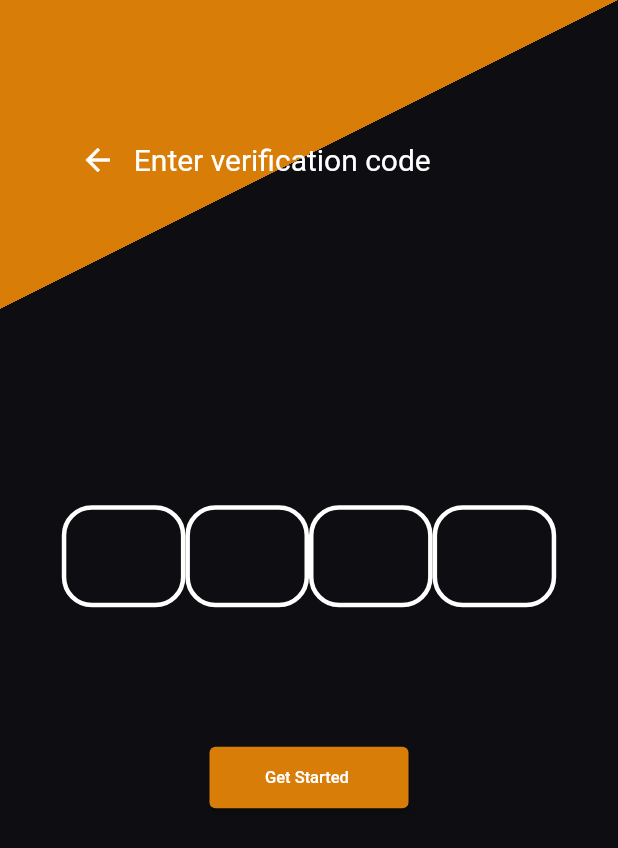
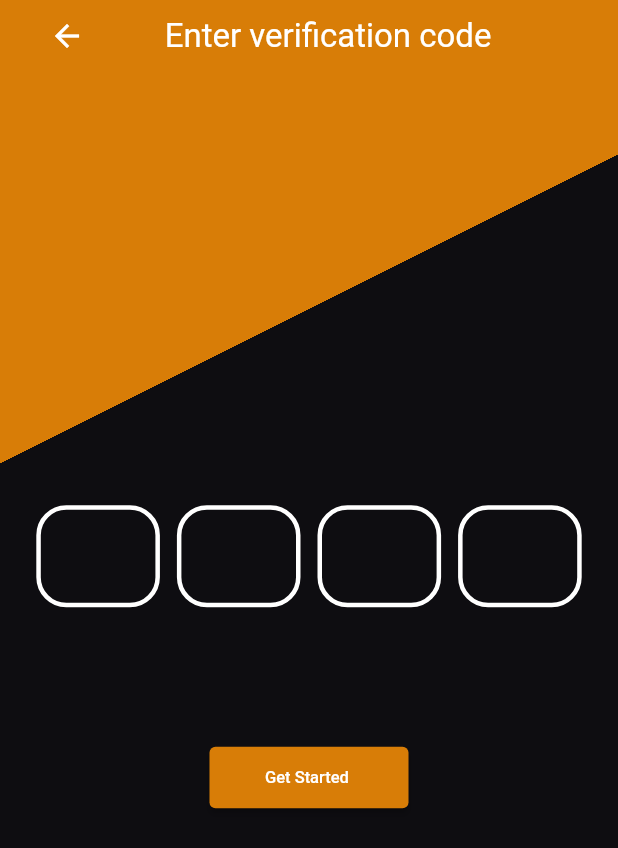
Before and after one commit to Bhavya-KB/videoposting, a Flutter app: the screen it shows after launch, after a tap on "Next", on a phone screen of 412 x 824 dp. Shown: the top 848 px of the screen. Run offline on Flutter 3.47's test engine with Material 2 defaults, Android fonts, the phone set to English and light mode, and no system bars; our stand-ins replace google_fonts; Roboto replaces fonts that are missing (Actor, Alice).

Commit message:
bug fixed

```diff
--- a/lib/Login/loginpage.dart
+++ b/lib/Login/loginpage.dart
@@ -60,7 +60,6 @@ class _Login extends State<Login> {
                   colors: [
                     Color.fromARGB(255, 216, 125, 7),
                     Color.fromARGB(255, 14, 13, 17),
-                    // Colors.yellow,
                   ],
                 ),
               ),
@@ -88,6 +87,8 @@ class _Login extends State<Login> {
                     //   color: Colors.red,
                     // ),
                     child: TextField(
+                      style: TextStyle(color: Colors.white),
+                      keyboardType: TextInputType.phone,
                       decoration: InputDecoration(
                         // border: OutlineInputBorder(
                         //   borderSide: BorderSide(color: Colors.red),
--- a/lib/Login/otppage.dart
+++ b/lib/Login/otppage.dart
@@ -1,4 +1,5 @@
 import 'package:flutter/material.dart';
+import 'package:flutter/services.dart';
 import 'package:google_fonts/google_fonts.dart';
 
 class Otp extends StatefulWidget {
@@ -29,6 +30,9 @@ class _Otp extends State<Otp> {
       height: MediaQuery.of(context).size.height * 0.1,
       alignment: Alignment.center,
       child: TextField(
+        keyboardType: TextInputType.number,
+        inputFormatters: [FilteringTextInputFormatter.digitsOnly],
+        textInputAction: TextInputAction.next,
         maxLength: 1,
         textAlign: TextAlign.center,
         style: TextStyle(fontSize: 24, color: Colors.white),
@@ -37,6 +41,11 @@ class _Otp extends State<Otp> {
           enabledBorder: myinputborder(),
           focusedBorder: myfocusborder(),
         ),
+        onChanged: (value) {
+          if (value.length == 1) {
+            FocusScope.of(context).nextFocus();
+          }
+        },
       ),
     );
   }
@@ -67,7 +76,7 @@ class _Otp extends State<Otp> {
                   begin: Alignment.topLeft,
                   end: Alignment.bottomRight,
                   stops: [
-                    0.2,
+                    0.3,
                     0.2,
                     // 0.8,
                   ],
@@ -79,8 +88,8 @@ class _Otp extends State<Otp> {
                 ),
               ),
               child: Container(
-                width: MediaQuery.of(context).size.width * 0.8,
-                height: MediaQuery.of(context).size.height * 0.8,
+                width: MediaQuery.of(context).size.width * 0.9,
+                height: MediaQuery.of(context).size.height * 1.0,
                 // decoration: BoxDecoration(
                 //   shape: BoxShape.rectangle,
                 //   color: Colors.blue,
@@ -112,24 +121,36 @@ class _Otp extends State<Otp> {
                             Navigator.pop(context);
                           },
                         ),
+                        SizedBox(
+                            width: MediaQuery.of(context).size.width * 0.1),
                         Text(
                           "Enter verification code",
                           style: GoogleFonts.alice(
-                              color: Colors.white, fontSize: 20),
+                              color: Colors.white, fontSize: 22),
                         ),
                       ],
                     ),
                   ),
 
                   SizedBox(
-                    height: MediaQuery.of(context).size.height * 0.2,
+                    height: MediaQuery.of(context).size.height * 0.3,
                   ),
+
                   Row(
                     mainAxisAlignment: MainAxisAlignment.spaceEvenly,
                     children: [
                       buildOtpTextField(),
+                      SizedBox(
+                        width: MediaQuery.of(context).size.width * 0.01,
+                      ),
                       buildOtpTextField(),
+                      SizedBox(
+                        width: MediaQuery.of(context).size.width * 0.01,
+                      ),
                       buildOtpTextField(),
+                      SizedBox(
+                        width: MediaQuery.of(context).size.width * 0.01,
+                      ),
                       buildOtpTextField(),
                     ],
                   ),
@@ -173,7 +194,9 @@ class _Otp extends State<Otp> {
                     //   color: Colors.purple,
                     // ),
                     child: ElevatedButton(
-                      onPressed: () {},
+                      onPressed: () {
+
+                      },
                       style: ElevatedButton.styleFrom(
                         backgroundColor: Color.fromARGB(255, 216, 125, 7),
                         padding:
```
